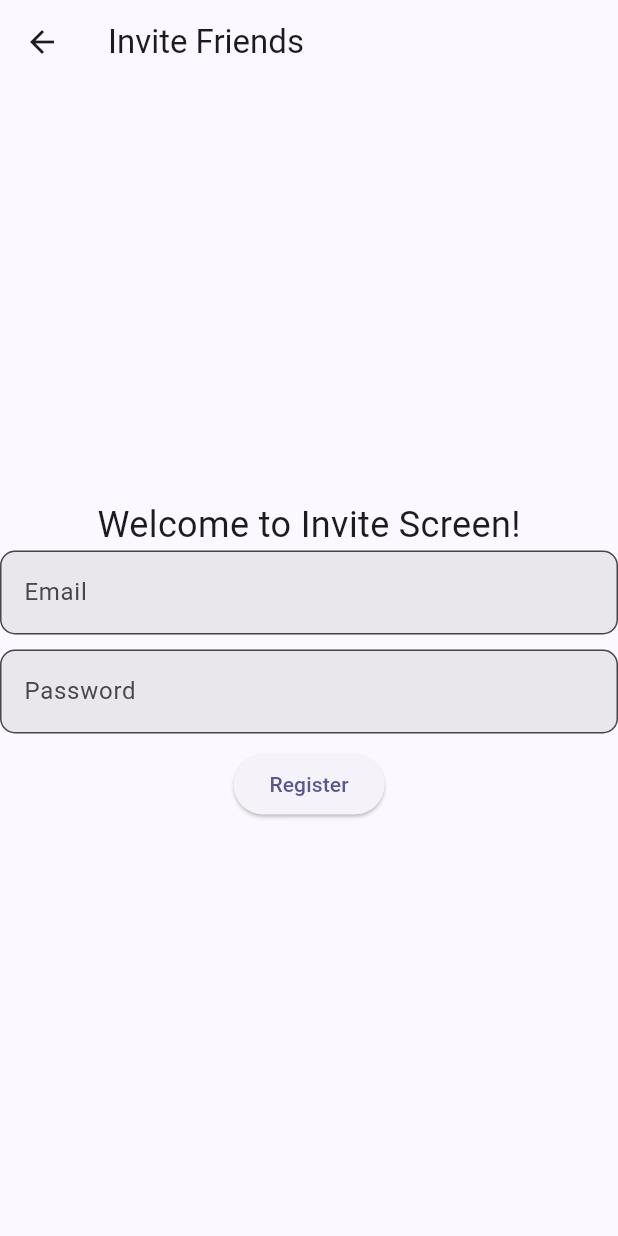
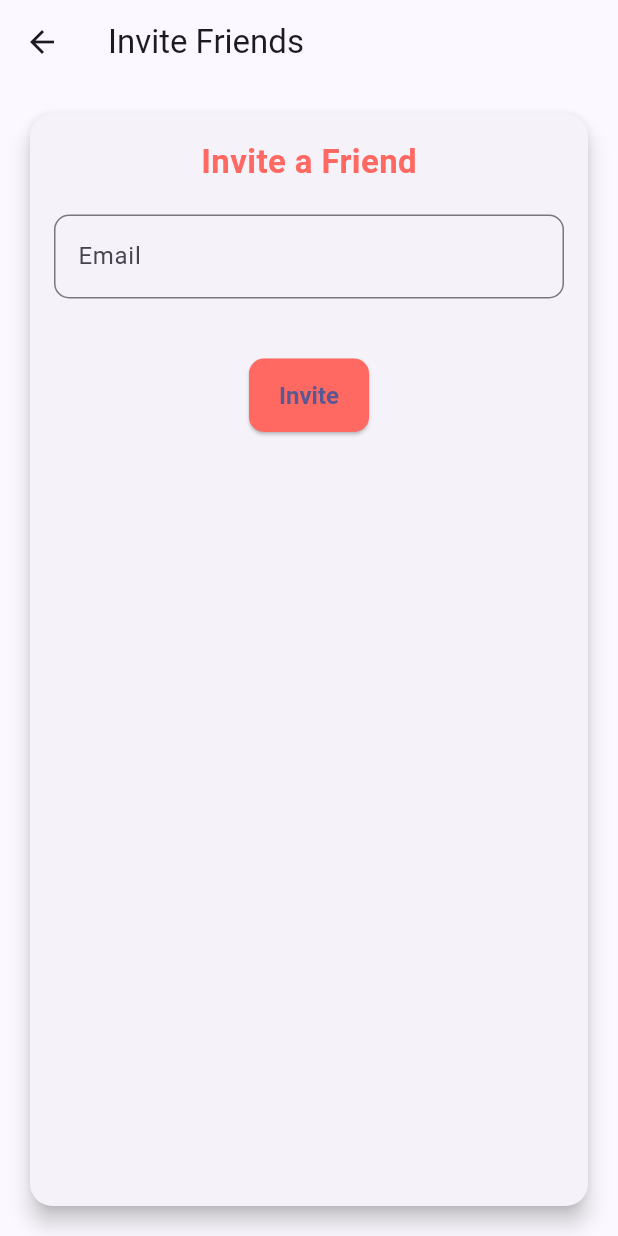
Before and after one commit to beyzacoban/OUA-Bootcamp-2024, a Flutter app: the InviteScreen screen opened directly, on a phone screen of 412 x 824 dp. Run offline on Flutter 3.47's test engine with Material 3 defaults, Android fonts, the phone set to English and light mode, and no system bars; our stand-ins replace firebase_auth, firebase_core, image_picker, shared_preferences; accounts and stored records are empty.

Commit message:
Improved pages

```diff
--- a/lib/pages/settings_page.dart
+++ b/lib/pages/settings_page.dart
@@ -64,7 +64,9 @@ class _SettingsPageState extends State<SettingsPage> {
       appBar: AppBar(
         title: const Text('Settings'),
       ),
-      body: Column(
+      body: Padding(
+        padding: const EdgeInsets.all(16.0),
+        child: Column(
           children: <Widget>[
             if (_isLoggedIn)
               ListTile(
@@ -90,6 +92,7 @@ class _SettingsPageState extends State<SettingsPage> {
             ),
             const SizedBox(height: 20),
           ],
+        ),
       ),
     );
   }
@@ -150,6 +153,13 @@ class HelpScreen extends StatelessWidget {
       body: const Padding(
         padding: EdgeInsets.all(16.0),
         child: SingleChildScrollView(
+          child: Card(
+            elevation: 4,
+            shape: RoundedRectangleBorder(
+              borderRadius: BorderRadius.all(Radius.circular(10.0)),
+            ),
+            child: Padding(
+              padding: EdgeInsets.all(16.0),
               child: Column(
                 crossAxisAlignment: CrossAxisAlignment.start,
                 children: [
@@ -195,7 +205,7 @@ class HelpScreen extends StatelessWidget {
                         style: TextStyle(
                           fontSize: 20,
                           fontWeight: FontWeight.bold,
-                      color: Colors.indigoAccent,
+                          color: Color(0xFFFF6961),
                         ),
                       ),
                     ],
@@ -255,7 +265,7 @@ class HelpScreen extends StatelessWidget {
                         style: TextStyle(
                           fontSize: 20,
                           fontWeight: FontWeight.bold,
-                      color: Colors.indigoAccent,
+                          color: Color(0xFFFF6961),
                         ),
                       ),
                       Text(
@@ -263,7 +273,7 @@ class HelpScreen extends StatelessWidget {
                         style: TextStyle(
                           fontSize: 20,
                           fontWeight: FontWeight.bold,
-                      color: Colors.indigoAccent,
+                          color: Color(0xFFFF6961),
                         ),
                       ),
                     ],
@@ -274,6 +284,8 @@ class HelpScreen extends StatelessWidget {
                     style: TextStyle(fontSize: 16, fontWeight: FontWeight.w600),
                   ),
                 ],
+              ),
+            ),
           ),
         ),
       ),
@@ -312,43 +324,59 @@ class _InviteScreenState extends State<InviteScreen> {
   }
 
   Widget buildRegisterForm() {
-    return Column(
+    return Card(
+      elevation: 6,
+      shape: RoundedRectangleBorder(
+        borderRadius: BorderRadius.circular(15.0),
+      ),
+      child: Padding(
+        padding: const EdgeInsets.all(16.0),
+        child: Column(
           children: [
+            const Text(
+              'Invite a Friend',
+              style: TextStyle(
+                fontSize: 22,
+                fontWeight: FontWeight.bold,
+                color: Color(0xFFFF6961),
+              ),
+            ),
+            const SizedBox(height: 20),
             TextField(
               controller: emailController,
               decoration: InputDecoration(
-            hintText: "Email",
+                labelText: 'Email',
                 border: OutlineInputBorder(
                   borderRadius: BorderRadius.circular(10.0),
                 ),
-            filled: true,
-            fillColor: Colors.grey.withOpacity(0.2),
               ),
             ),
-        const SizedBox(height: 10),
-        TextField(
-          controller: passwordController,
-          decoration: InputDecoration(
-            hintText: "Password",
-            border: OutlineInputBorder(
-              borderRadius: BorderRadius.circular(10.0),
-            ),
-            filled: true,
-            fillColor: Colors.grey.withOpacity(0.2),
-          ),
-          obscureText: true,
-        ),
-        const SizedBox(height: 10),
+            const SizedBox(height: 20),
             if (errorMessage != null)
               Text(
                 errorMessage!,
-            style: const TextStyle(color: Colors.red),
+                style: const TextStyle(
+                  color: Color.fromARGB(255, 6, 3, 3),
                 ),
+              ),
+            const SizedBox(height: 20),
             ElevatedButton(
               onPressed: createUser,
-          child: const Text('Register'),
+              style: ElevatedButton.styleFrom(
+                backgroundColor: const Color(0xFFFF6961),
+                shape: RoundedRectangleBorder(
+                  borderRadius: BorderRadius.circular(10.0),
+                ),
+                padding:
+                    const EdgeInsets.symmetric(horizontal: 20, vertical: 15),
+                textStyle:
+                    const TextStyle(fontSize: 16, fontWeight: FontWeight.bold),
+              ),
+              child: const Text('Invite'),
             ),
           ],
+        ),
+      ),
     );
   }
 
@@ -358,17 +386,9 @@ class _InviteScreenState extends State<InviteScreen> {
       appBar: AppBar(
         title: const Text('Invite Friends'),
       ),
-      body: Center(
-        child: Column(
-          mainAxisAlignment: MainAxisAlignment.center,
-          children: <Widget>[
-            const Text(
-              'Welcome to Invite Screen!',
-              style: TextStyle(fontSize: 24),
-            ),
-            buildRegisterForm(),
-          ],
-        ),
+      body: Padding(
+        padding: const EdgeInsets.all(16.0),
+        child: buildRegisterForm(),
       ),
     );
   }
```
Also changed, not shown: lib/pages/login_register_page.dart (+36 -6 lines), lib/pages/project_addition_page.dart (+12 -14 lines). Lines whose indentation alone changed are shown as unchanged.
